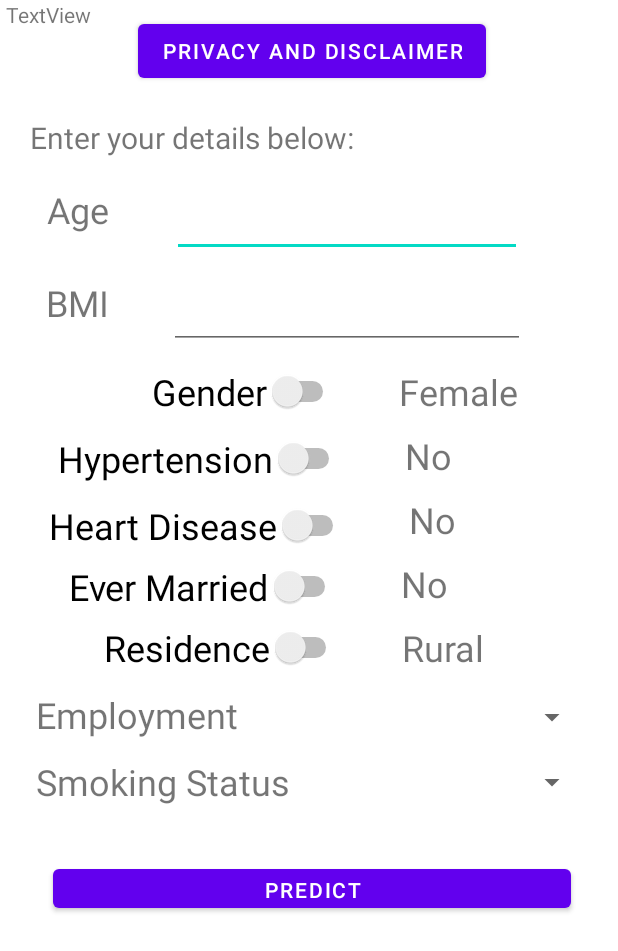
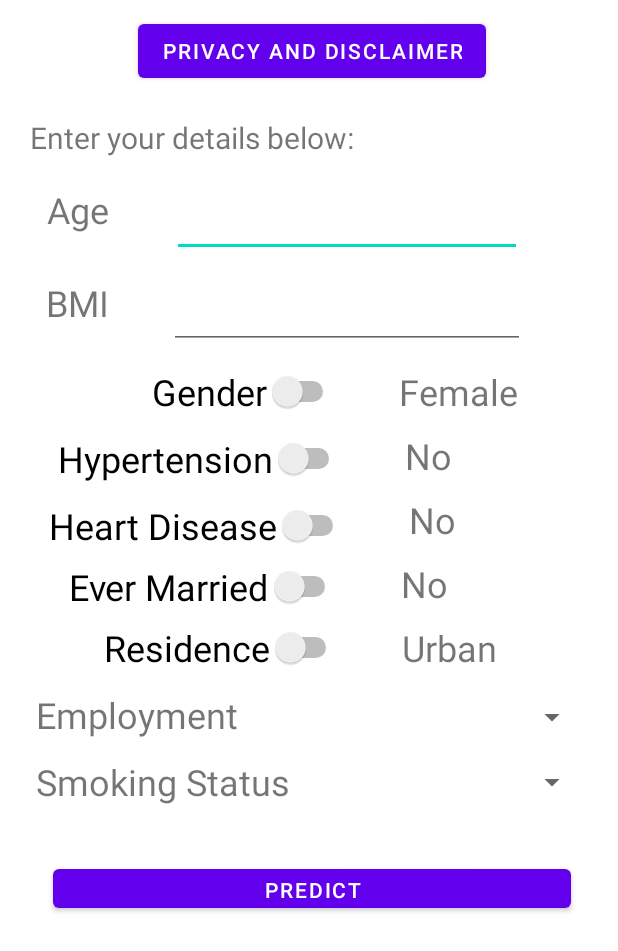
Before and after one commit to mbs77/StrokePrediction, an Android app: the layout activity_main.xml on its own in the app's theme, with its tools: preview values and no code run, on a phone screen of 412 x 824 dp. Shown: the top 951 px of the screen. Run offline under Robolectric (Android 15) with nearby library versions, the phone set to English and light mode, and no system bars.

```diff
--- a/app/src/main/AndroidManifest.xml
+++ b/app/src/main/AndroidManifest.xml
@@ -1,6 +1,8 @@
 <?xml version="1.0" encoding="utf-8"?>
 <manifest xmlns:android="http://schemas.android.com/apk/res/android"
     package="com.example.strokeprediction">
+
+    <uses-permission android:name="android.permission.INTERNET"/>
 
     <application
         android:allowBackup="true"
--- a/app/src/main/res/layout/activity_main.xml
+++ b/app/src/main/res/layout/activity_main.xml
@@ -119,7 +119,7 @@
         android:layout_marginEnd="64dp"
         android:layout_marginRight="64dp"
         android:ems="10"
-        android:inputType="number"
+        android:inputType="numberDecimal"
         android:textSize="20sp"
         app:layout_constraintEnd_toEndOf="parent"
         app:layout_constraintStart_toStartOf="@+id/etnAge"
@@ -216,7 +216,7 @@
         android:layout_marginStart="40dp"
         android:layout_marginLeft="40dp"
         android:layout_marginTop="10dp"
-        android:text="Rural"
+        android:text="Urban"
         android:textSize="24sp"
         app:layout_constraintStart_toEndOf="@+id/swResidence"
         app:layout_constraintTop_toBottomOf="@+id/tvMarried" />
@@ -299,14 +299,6 @@
         app:layout_constraintEnd_toEndOf="parent"
         app:layout_constraintTop_toBottomOf="@+id/spinner_job" />
 
-    <TextView
-        android:id="@+id/textView4"
-        android:layout_width="wrap_content"
-        android:layout_height="wrap_content"
-        android:text="TextView"
-        tools:layout_editor_absoluteX="144dp"
-        tools:layout_editor_absoluteY="648dp" />
-
 
 </androidx.constraintlayout.widget.ConstraintLayout>
 
```
Also changed, not shown: app/src/main/java/com/example/strokeprediction/MainActivity.java (+74 -34 lines).
